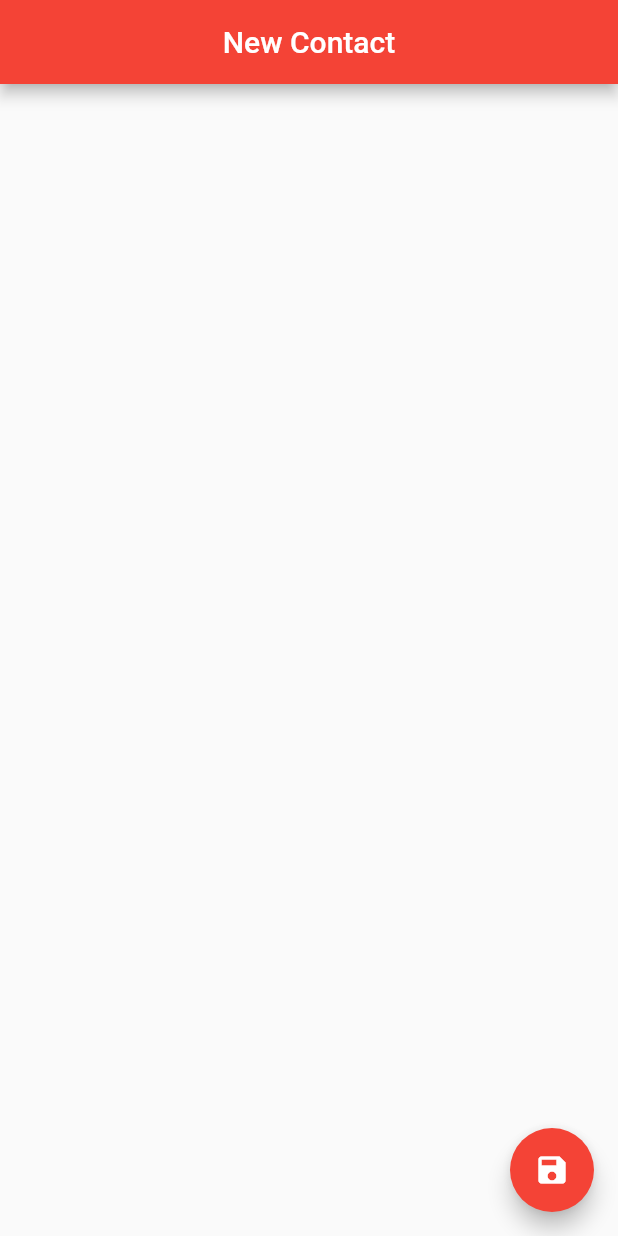
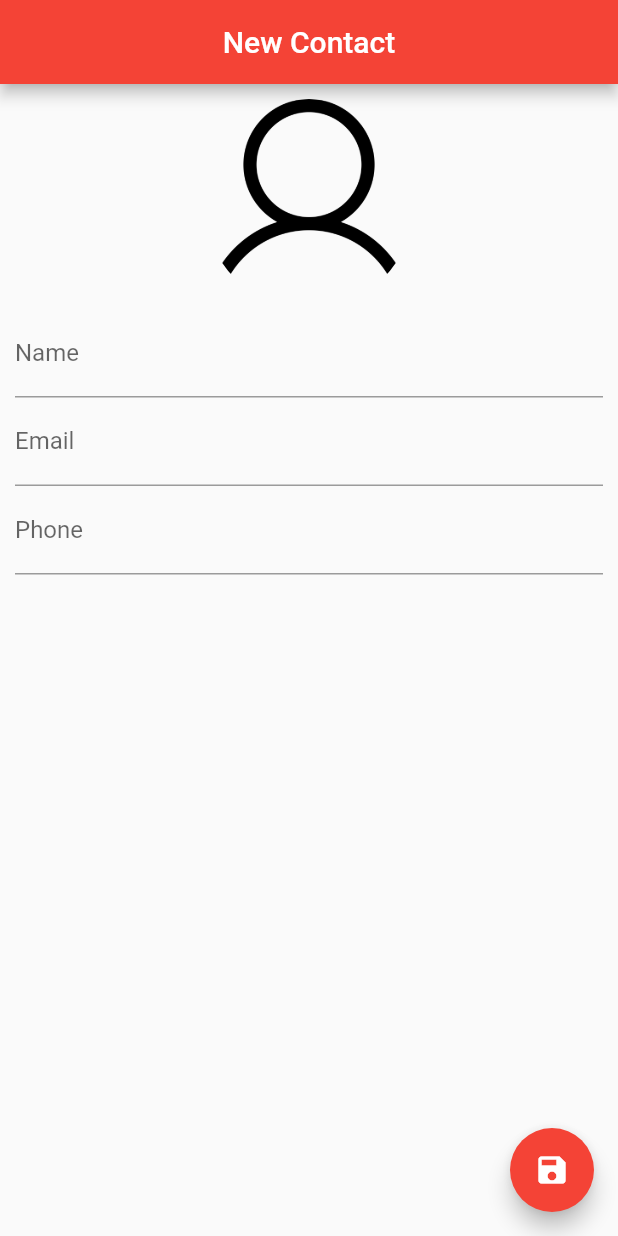
Before and after one commit to Vitor-Bukovitz/Contatcs-App-Flutter, a Flutter app: the screen it shows after launch, on a phone screen of 412 x 824 dp. Run offline on Flutter 3.47's test engine with Material 2 defaults, Android fonts, the phone set to English and light mode, and no system bars; our stand-ins replace sqflite; accounts and stored records are empty.

Commit message:
text fields to contact page

```diff
--- a/lib/ui/contact_page.dart
+++ b/lib/ui/contact_page.dart
@@ -1,8 +1,9 @@
+import 'dart:io';
+
 import 'package:contacts_app/helpers/contact_helper.dart';
 import 'package:flutter/material.dart';
 
 class ContactPage extends StatefulWidget {
-
   final Contact contact;
   ContactPage({this.contact});
 
@@ -15,13 +16,12 @@ class _ContactPageState extends State<ContactPage> {
   Contact _editedContact;
 
   @override
-  void initState(){
+  void initState() {
     super.initState();
 
-    if(widget.contact == null){
+    if (widget.contact == null) {
       _editedContact = Contact();
-    }
-    else{
+    } else {
       _editedContact = Contact.fromMap(widget.contact.toMap());
     }
   }
@@ -35,9 +35,56 @@ class _ContactPageState extends State<ContactPage> {
         centerTitle: true,
       ),
       floatingActionButton: FloatingActionButton(
-        onPressed: (){},
+        onPressed: () {},
         child: Icon(Icons.save),
         backgroundColor: Colors.red,
+      ),
+      body: SingleChildScrollView(
+        padding: EdgeInsets.all(10),
+        child: Column(
+          children: <Widget>[
+            GestureDetector(
+              child: Container(
+                width: 140,
+                height: 140,
+                decoration: BoxDecoration(
+                    shape: BoxShape.circle,
+                    image: DecorationImage(
+                        image: _editedContact.img != null
+                            ? FileImage(File(_editedContact.img))
+                            : AssetImage("images/person.png"))),
+              ),
+            ),
+            TextField(
+              decoration: InputDecoration(
+                labelText: "Name"
+              ),
+              onChanged: (text){
+                setState(() {
+                  _editedContact.name = text;
+                });
+              },
+            ),
+            TextField(
+              keyboardType: TextInputType.emailAddress,
+              decoration: InputDecoration(
+                labelText: "Email"
+              ),
+              onChanged: (text){
+                _editedContact.email = text;
+              },
+            ),
+            TextField(
+              keyboardType: TextInputType.phone,
+              decoration: InputDecoration(
+                labelText: "Phone"
+              ),
+              onChanged: (text){
+                _editedContact.phone = text;
+              },
+            ),
+          ],
+        ),
       ),
     );
   }
```
Also changed, not shown: lib/main.dart (+4 -6 lines), lib/ui/home_page.dart (+10 -15 lines).
